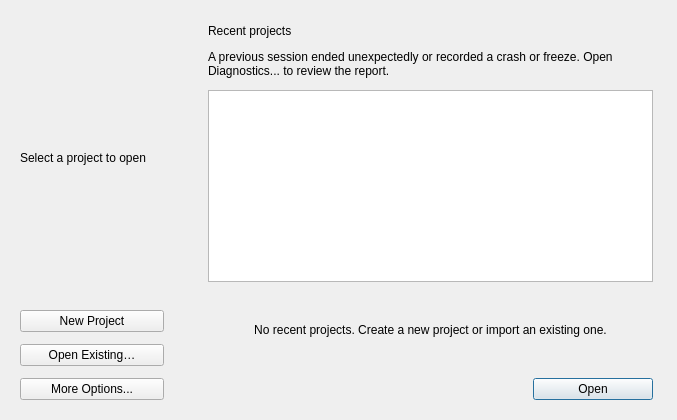
eidora-desktop/EIDORA, file src/MainWindow/ui/project_chooser.ui: the form before one commit.
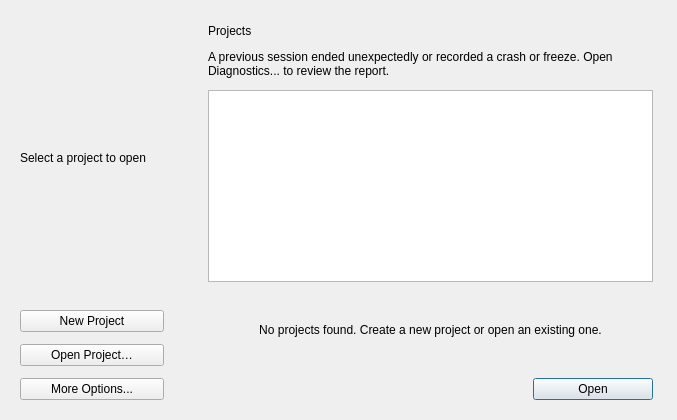
The form after the commit.

```diff
--- a/src/MainWindow/ui/project_chooser.ui
+++ b/src/MainWindow/ui/project_chooser.ui
@@ -172,7 +172,13 @@
             </sizepolicy>
            </property>
            <property name="text">
-            <string>Open Existing…</string>
+            <string>Open Project…</string>
+           </property>
+           <property name="toolTip">
+            <string>Open a project folder in place or extract a project ZIP into your project storage.</string>
+           </property>
+           <property name="styleSheet">
+            <string notr="true">QPushButton#button_import_project::menu-indicator { width: 12px; height: 8px; subcontrol-position: right center; right: 8px; }</string>
            </property>
           </widget>
          </item>
@@ -222,7 +228,7 @@
       <item>
        <widget class="QLabel" name="label_recent_projects">
         <property name="text">
-         <string>Recent projects</string>
+         <string>Projects</string>
         </property>
         <property name="textRole" stdset="0">
          <string>primary</string>
@@ -267,7 +273,7 @@
          </sizepolicy>
         </property>
         <property name="text">
-         <string>No recent projects. Create a new project or import an existing one.</string>
+         <string>No projects found. Create a new project or open an existing one.</string>
         </property>
         <property name="alignment">
          <set>Qt::AlignmentFlag::AlignCenter</set>
```
Left out of the diff: 3 changed lines with no effect on the pictures.
